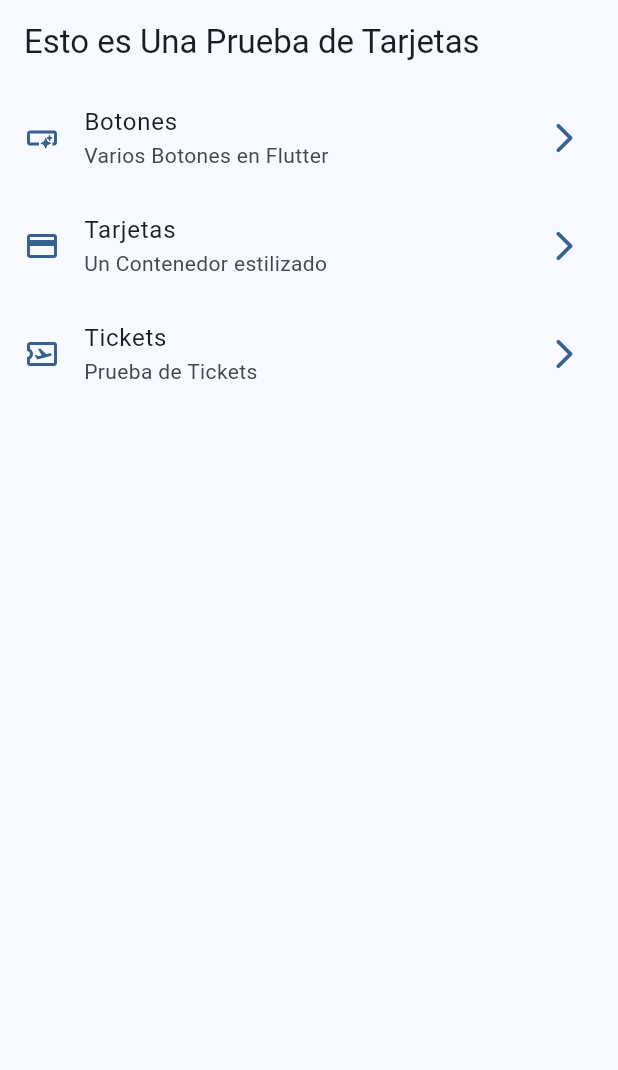
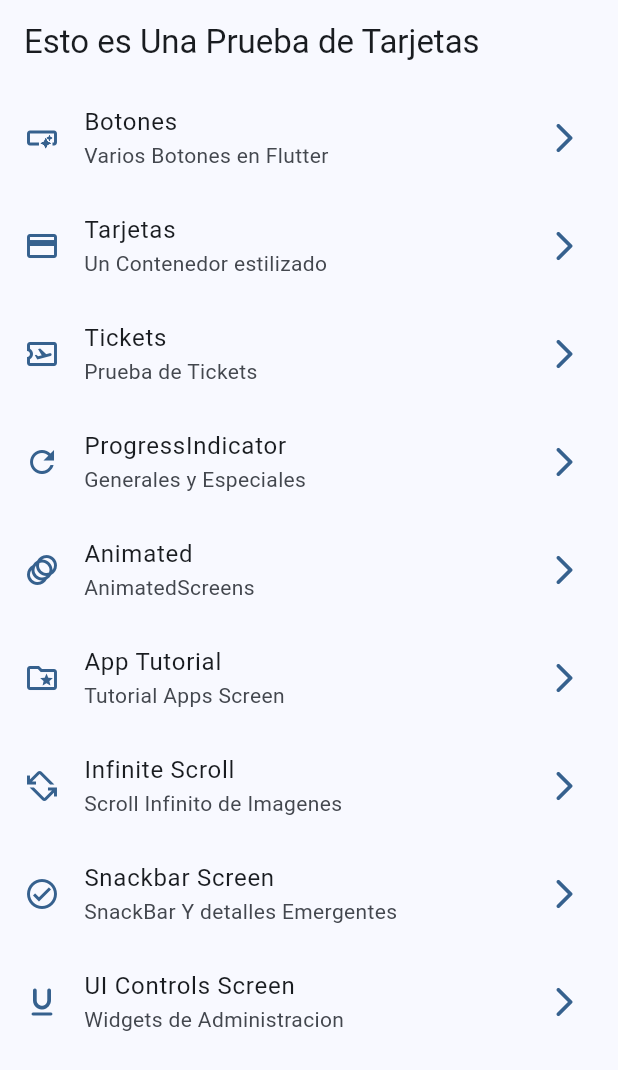
Before and after one commit to c90Beretta/widgets_sexmode, a Flutter app: the screen it shows after launch, on a phone screen of 412 x 824 dp. Shown: the top 1070 px of the screen. Run offline on Flutter 3.47's test engine with Material 3 defaults, Android fonts, the light colour scheme and no system bars; our stand-ins replace go_router.

Commit message:
Progress indicator Finish

```diff
--- a/lib/config/items_menu/menu_items.dart
+++ b/lib/config/items_menu/menu_items.dart
@@ -1,20 +1,18 @@
 import 'package:flutter/material.dart';
 
-class MenuItem{
+class MenuItem {
   final String title;
   final String subtittle;
   final String link;
   final IconData icon;
 
-
   const MenuItem({
     required this.title,
     required this.subtittle,
     required this.link,
-    required this.icon, });
-
+    required this.icon,
+  });
 }
-
 
 const appMenuItems = <MenuItem>[
   MenuItem(
@@ -23,17 +21,45 @@ const appMenuItems = <MenuItem>[
     link: "/buttons",
     icon: Icons.smart_button_outlined,
   ),
-
   MenuItem(
     title: "Tarjetas",
     subtittle: "Un Contenedor estilizado",
     link: "/cards",
     icon: Icons.credit_card,
   ),
-
-  MenuItem(title:"Tickets",
+  MenuItem(
+      title: "Tickets",
       subtittle: "Prueba de Tickets",
       link: "/tickets",
       icon: Icons.airplane_ticket_outlined),
-
+  MenuItem(
+      title: "ProgressIndicator",
+      subtittle: "Generales y Especiales",
+      link: "/progress",
+      icon: Icons.refresh_outlined),
+  MenuItem(
+      title: "Animated",
+      subtittle: "AnimatedScreens",
+      link: "/animatedscreens",
+      icon: Icons.animation_rounded),
+  MenuItem(
+      title: "App Tutorial",
+      subtittle: "Tutorial Apps Screen",
+      link: "/tutorial_screen",
+      icon: Icons.folder_special_outlined),
+  MenuItem(
+      title: "Infinite Scroll",
+      subtittle: "Scroll Infinito de Imagenes",
+      link: "/Infinite_Scroll_Screen",
+      icon: Icons.screen_rotation_alt_outlined),
+  MenuItem(
+      title: "Snackbar Screen",
+      subtittle: "SnackBar Y detalles Emergentes",
+      link: "/Snackbar_Screen",
+      icon: Icons.check_circle_outlined),
+  MenuItem(
+      title: "UI Controls Screen",
+      subtittle: "Widgets de Administracion",
+      link: "/UI_Controls_Screen",
+      icon: Icons.format_underline_rounded),
 ];
--- a/lib/config/router/app_router.dart
+++ b/lib/config/router/app_router.dart
@@ -1,8 +1,5 @@
 import 'package:go_router/go_router.dart';
-import 'package:widgets_sexmode/presentation/Screens/cards/cards_screens.dart';
-import 'package:widgets_sexmode/presentation/Screens/buttons/buttons_screen.dart';
-import 'package:widgets_sexmode/presentation/Screens/home/home_screen.dart';
-import 'package:widgets_sexmode/presentation/Screens/tickets/tickets_screen.dart';
+import 'package:widgets_sexmode/presentation/Screens/screens.dart';
 
 // GoRouter configuration
 final appRouter = GoRouter(
@@ -13,22 +10,46 @@ final appRouter = GoRouter(
       path: '/',
       builder: (context, state) => const HomeScreen(),
     ),
-
     GoRoute(
       name: ButtonsScreen.name,
       path: '/buttons',
       builder: (context, state) => const ButtonsScreen(),
     ),
-
     GoRoute(
       name: CardScreen.name,
       path: '/cards',
       builder: (context, state) => const CardScreen(),
     ),
-     GoRoute(
+    GoRoute(
       name: TicketsScreens.name,
       path: '/tickets',
       builder: (context, state) => const TicketsScreens(),
     ),
+    GoRoute(
+      name: ProgresScreen.name,
+      path: '/progress',
+      builder: (context, state) => const ProgresScreen(),
+    ),
+
+    GoRoute(
+      name: AppTutorialScreen.name,
+      path: '/tutorial_screen"',
+      builder: (context, state) => const AppTutorialScreen(),
+    ),
+    GoRoute(
+      name: InfiniteScrollScreen.name,
+      path: '/infinite_Scroll_Screen',
+      builder: (context, state) => const InfiniteScrollScreen(),
+    ),
+    GoRoute(
+      name: SnackBarScreen.name,
+      path: '/Snackbar_Screen',
+      builder: (context, state) => const SnackBarScreen(),
+    ),
+    GoRoute(
+      name: UiControlsScreens.name,
+      path: '/UI_Controls_Screen',
+      builder: (context, state) => const UiControlsScreens(),
+    ),
   ],
 );
--- a/lib/presentation/Screens/animated/animated_screen.dart
+++ b/lib/presentation/Screens/animated/animated_screen.dart
@@ -1,7 +1,7 @@
 import 'package:flutter/material.dart';
 class AnimatedScreen extends StatelessWidget {
 
-  static const name = "animated_screen";
+  static const String name = "animatedscreens";
 
 
   const AnimatedScreen({super.key});
--- a/lib/presentation/Screens/app_tutorial/app_tutorial_screen.dart
+++ b/lib/presentation/Screens/app_tutorial/app_tutorial_screen.dart
@@ -1,7 +1,7 @@
 import 'package:flutter/material.dart';
 class AppTutorialScreen extends StatelessWidget {
 
-  static const name = "Tutorial_Screen";
+  static const name = "/tutorial_screen";
 
 
   const AppTutorialScreen({super.key});
--- a/lib/presentation/Screens/screens.dart
+++ b/lib/presentation/Screens/screens.dart
@@ -1,3 +1,5 @@
+export 'package:widgets_sexmode/presentation/Screens/snackbar/snackbar_screen.dart';
+export 'package:widgets_sexmode/presentation/Screens/tickets/tickets_screen.dart';
 export 'package:flutter/material.dart';
 export 'package:widgets_sexmode/presentation/Screens/animated/animated_screen.dart';
 export 'package:widgets_sexmode/presentation/Screens/app_tutorial/app_tutorial_screen.dart';
```
Also changed, not shown: lib/presentation/Screens/progress/progress_screen.dart (+70 -2 lines). Lines whose indentation alone changed are shown as unchanged.
